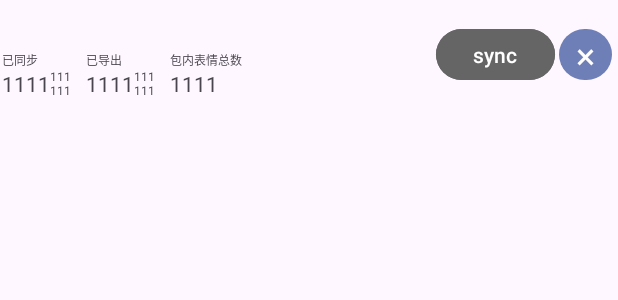
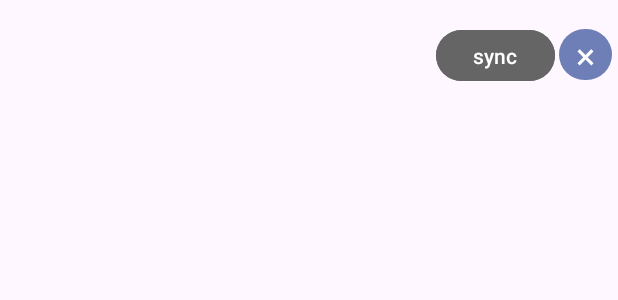
Before and after one commit to std-microblock/TGStickerProvider, an Android app: the layout item_sticker.xml on its own in the app's theme, with its tools: preview values and no code run, on a phone screen of 412 x 824 dp. Shown: the top 300 px of the screen. Run offline under Robolectric (Android 15) with nearby library versions, the phone set to English and light mode, and no system bars.

Commit message:
refactor: improve ui performance

```diff
--- a/app/src/main/java/cc/microblock/TGStickerProvider/ui/activity/MainActivity.kt
+++ b/app/src/main/java/cc/microblock/TGStickerProvider/ui/activity/MainActivity.kt
@@ -78,7 +78,7 @@ class RecyclerAdapterStickerList(private val act: MainActivity) :
         holder.syncedStatus.text = "低清 ${s.syncedState.lowQuality}\n高清 ${s.syncedState.highQuality}"
         holder.exportedAll.text = s.remoteState.all.toString()
         holder.exportedStatus.text = "低清 ${s.remoteState.lowQuality}\n高清 ${s.remoteState.highQuality}"
-        holder.totalAll.text = s.syncedState.all.toString();
+        holder.totalAll.text = s.all.toString();
 
         holder.syncBtn.setOnClickListener {
             val pd = ProgressDialog(act)
--- a/app/src/main/res/layout/activity_main.xml
+++ b/app/src/main/res/layout/activity_main.xml
@@ -200,7 +200,9 @@
         <androidx.recyclerview.widget.RecyclerView
             android:id="@+id/stickerManageView"
             android:layout_width="match_parent"
-            android:layout_height="match_parent" />
+            android:layout_height="match_parent"
+            android:clipChildren="true"
+            android:clipToPadding="true" />
     </LinearLayout>
 
 </LinearLayout>
--- a/app/src/main/res/layout/item_sticker.xml
+++ b/app/src/main/res/layout/item_sticker.xml
@@ -3,8 +3,16 @@
     xmlns:app="http://schemas.android.com/apk/res-auto"
     xmlns:tools="http://schemas.android.com/tools"
     android:layout_width="match_parent"
-    android:layout_height="wrap_content"
+    android:layout_height="70dp"
     app:layout_constrainedWidth="true">
+
+    <TextView
+        android:layout_width="0dp"
+        android:layout_height="0dp"
+        app:layout_constraintBottom_toBottomOf="parent"
+        app:layout_constraintEnd_toEndOf="parent"
+        app:layout_constraintStart_toStartOf="parent"
+        app:layout_constraintTop_toTopOf="parent" />
 
     <LinearLayout
         android:layout_width="wrap_content"
@@ -32,114 +40,101 @@
             android:text=""
             android:textSize="16sp" />
 
-        <LinearLayout
-            android:layout_width="wrap_content"
+        <androidx.constraintlayout.widget.ConstraintLayout
+            android:layout_width="200dp"
             android:layout_height="match_parent"
-            android:orientation="horizontal">
+            android:visibility="gone">
 
-            <LinearLayout
-                android:layout_width="match_parent"
-                android:layout_height="match_parent"
-                android:layout_marginRight="10sp"
-                android:orientation="vertical">
+            <TextView
+                android:layout_width="24dp"
+                android:layout_height="12dp"
+                android:layout_marginStart="8dp"
+                android:layout_marginBottom="20dp"
+                android:text="已导出"
+                android:textAlignment="gravity"
+                android:textSize="8sp"
+                app:layout_constraintBottom_toBottomOf="parent"
+                app:layout_constraintStart_toStartOf="parent" />
 
-                <TextView
-                    android:layout_width="match_parent"
-                    android:layout_height="wrap_content"
-                    android:text="已同步"
-                    android:textAlignment="gravity"
-                    android:textSize="8sp" />
+            <TextView
+                android:id="@+id/exportedAll"
+                android:layout_width="wrap_content"
+                android:layout_height="wrap_content"
+                android:layout_marginStart="8dp"
+                android:layout_marginBottom="4dp"
+                android:layout_weight="1"
+                android:text="111"
+                app:layout_constraintBottom_toBottomOf="parent"
+                app:layout_constraintStart_toStartOf="parent" />
 
-                <LinearLayout
-                    android:layout_width="match_parent"
-                    android:layout_height="match_parent"
-                    android:orientation="horizontal">
+            <TextView
+                android:id="@+id/exportedStatus"
+                android:layout_width="wrap_content"
+                android:layout_height="wrap_content"
+                android:layout_marginStart="36dp"
+                android:layout_marginBottom="4dp"
+                android:layout_weight="1"
+                android:text="111\n111"
+                android:textSize="8sp"
+                app:layout_constraintBottom_toBottomOf="parent"
+                app:layout_constraintStart_toStartOf="parent" />
 
-                    <TextView
-                        android:id="@+id/syncedAll"
-                        android:layout_width="wrap_content"
-                        android:layout_height="wrap_content"
-                        android:layout_weight="1"
-                        android:text="1111" />
+            <TextView
+                android:layout_width="wrap_content"
+                android:layout_height="wrap_content"
+                android:layout_marginStart="136dp"
+                android:layout_marginBottom="20dp"
+                android:text="包内表情总数"
+                android:textAlignment="gravity"
+                android:textSize="8sp"
+                app:layout_constraintBottom_toBottomOf="parent"
+                app:layout_constraintStart_toStartOf="parent" />
 
-                    <TextView
-                        android:id="@+id/syncedStatus"
-                        android:layout_width="wrap_content"
-                        android:layout_height="wrap_content"
-                        android:layout_marginTop="-7sp"
-                        android:layout_weight="1"
-                        android:text="111\n111"
-                        android:textSize="8sp" />
-                </LinearLayout>
+            <TextView
+                android:id="@+id/totalAll"
+                android:layout_width="wrap_content"
+                android:layout_height="wrap_content"
+                android:layout_marginStart="136dp"
+                android:layout_marginBottom="4dp"
+                android:layout_weight="1"
+                android:text="1111"
+                app:layout_constraintBottom_toBottomOf="parent"
+                app:layout_constraintStart_toStartOf="parent" />
 
-            </LinearLayout>
+            <TextView
+                android:id="@+id/syncedStatus"
+                android:layout_width="wrap_content"
+                android:layout_height="wrap_content"
+                android:layout_marginStart="100dp"
+                android:layout_marginBottom="4dp"
+                android:layout_weight="1"
+                android:text="111\n111"
+                android:textSize="8sp"
+                app:layout_constraintBottom_toBottomOf="parent"
+                app:layout_constraintStart_toStartOf="parent" />
 
-            <LinearLayout
+            <TextView
                 android:layout_width="wrap_content"
-                android:layout_height="match_parent"
-                android:layout_marginRight="10sp"
-                android:orientation="vertical">
+                android:layout_height="wrap_content"
+                android:layout_marginStart="72dp"
+                android:layout_marginBottom="20dp"
+                android:text="已同步"
+                android:textAlignment="gravity"
+                android:textSize="8sp"
+                app:layout_constraintBottom_toBottomOf="parent"
+                app:layout_constraintStart_toStartOf="parent" />
 
-                <TextView
-                    android:layout_width="match_parent"
-                    android:layout_height="wrap_content"
-                    android:text="已导出"
-                    android:textAlignment="gravity"
-                    android:textSize="8sp" />
-
-                <LinearLayout
-                    android:layout_width="match_parent"
-                    android:layout_height="match_parent"
-                    android:orientation="horizontal">
-
-                    <TextView
-                        android:id="@+id/exportedAll"
-                        android:layout_width="wrap_content"
-                        android:layout_height="wrap_content"
-                        android:layout_weight="1"
-                        android:text="1111" />
-
-                    <TextView
-                        android:id="@+id/exportedStatus"
-                        android:layout_width="wrap_content"
-                        android:layout_height="wrap_content"
-                        android:layout_marginTop="-7sp"
-                        android:layout_weight="1"
-                        android:text="111\n111"
-                        android:textSize="8sp" />
-                </LinearLayout>
-
-            </LinearLayout>
-
-            <LinearLayout
+            <TextView
+                android:id="@+id/syncedAll"
                 android:layout_width="wrap_content"
-                android:layout_height="match_parent"
-                android:orientation="vertical">
-
-                <TextView
-                    android:layout_width="match_parent"
-                    android:layout_height="wrap_content"
-                    android:text="包内表情总数"
-                    android:textAlignment="gravity"
-                    android:textSize="8sp" />
-
-                <LinearLayout
-                    android:layout_width="match_parent"
-                    android:layout_height="match_parent"
-                    android:orientation="horizontal">
-
-                    <TextView
-                        android:id="@+id/totalAll"
-                        android:layout_width="wrap_content"
-                        android:layout_height="wrap_content"
-                        android:layout_weight="1"
-                        android:text="1111" />
-
-                </LinearLayout>
-
-            </LinearLayout>
-
-        </LinearLayout>
+                android:layout_height="wrap_content"
+                android:layout_marginStart="72dp"
+                android:layout_marginBottom="4dp"
+                android:layout_weight="1"
+                android:text="111"
+                app:layout_constraintBottom_toBottomOf="parent"
+                app:layout_constraintStart_toStartOf="parent" />
+        </androidx.constraintlayout.widget.ConstraintLayout>
 
     </LinearLayout>
 
```
